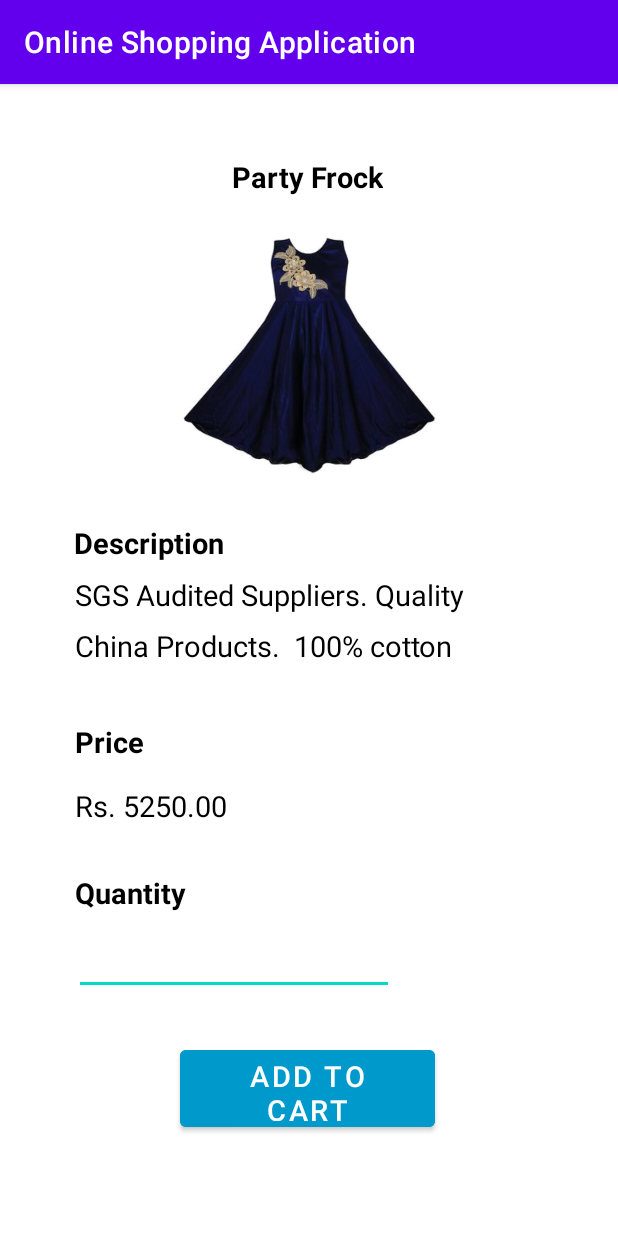
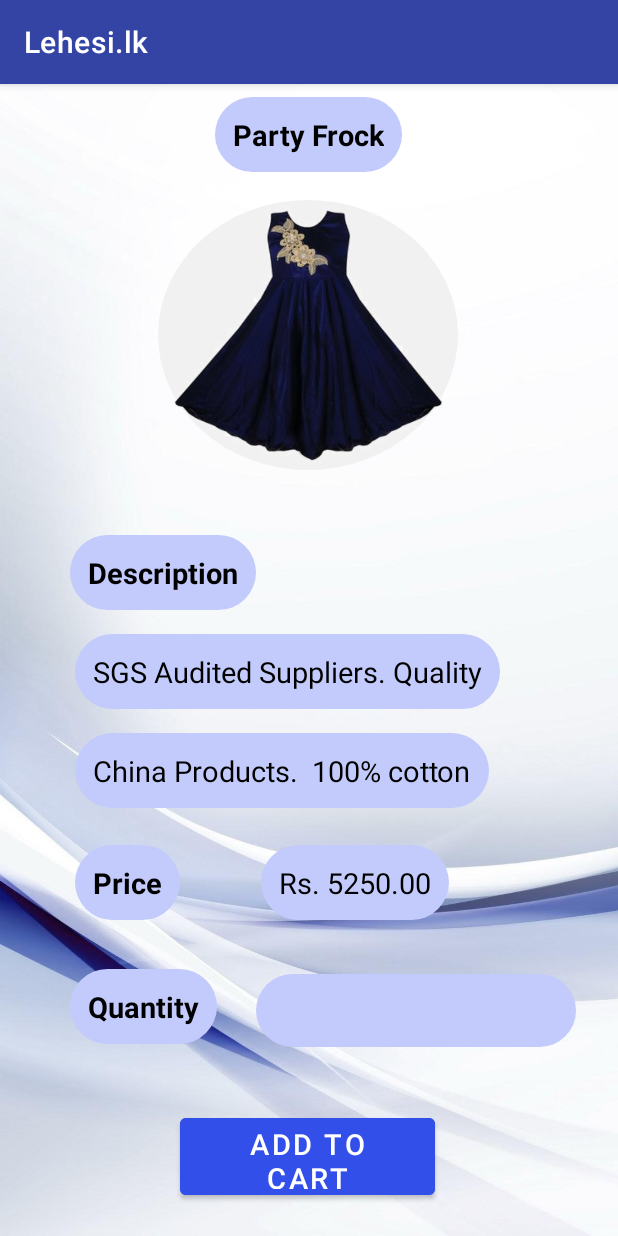
Before and after one commit to aparna-jay/Online-Shopping-Application-UEE, an Android app: the ProductProfileActivity screen opened directly, with no data from a screen before it, on a phone screen of 412 x 824 dp. Run offline under Robolectric (Android 15) with nearby library versions, the phone set to English and light mode, and no system bars; our stand-ins replace Firebase (no records; nobody signed in at launch, a user with empty details on screens opened directly).

Commit message:
Add background image

```diff
--- a/app/src/main/AndroidManifest.xml
+++ b/app/src/main/AndroidManifest.xml
@@ -10,18 +10,20 @@
         android:supportsRtl="true"
         android:theme="@style/Theme.OnlineShoppingApplication">
         <activity android:name=".FavouriteNEWActivity">
+
+        </activity>
+        <activity android:name=".ScrollActivity">
+
+        </activity>
+        <activity android:name=".FavouriteActivity"></activity>
+        <activity android:name=".HomeActivity" />
+        <activity android:name=".ShoppingCartActivity" >
             <intent-filter>
                 <action android:name="android.intent.action.MAIN" />
 
                 <category android:name="android.intent.category.LAUNCHER" />
             </intent-filter>
         </activity>
-        <activity android:name=".ScrollActivity">
-
-        </activity>
-        <activity android:name=".FavouriteActivity"></activity>
-        <activity android:name=".HomeActivity" />
-        <activity android:name=".ShoppingCartActivity" />
         <activity android:name=".ProductProfileActivity" />
         <activity
             android:name=".ProfileActivity"
--- /dev/null
+++ b/app/src/main/res/drawable/circle.xml
@@ -0,0 +1,12 @@
+<?xml version="1.0" encoding="utf-8"?>
+
+<shape xmlns:android="http://schemas.android.com/apk/res/android"
+    android:shape="oval"
+    android:padding="2dp">
+
+    <solid android:color="#F1F1F1" />
+
+    <size
+        android:width="160dp"
+        android:height="160dp"/>
+</shape>
--- /dev/null
+++ b/app/src/main/res/drawable/rounded_corners.xml
@@ -0,0 +1,14 @@
+<?xml version="1.0" encoding="utf-8"?>
+
+<shape xmlns:android="http://schemas.android.com/apk/res/android"
+    android:shape="rectangle"
+    android:padding="2dp">
+
+    <solid android:color="#C2CBFB" />
+
+    <corners
+        android:bottomRightRadius="50dp"
+        android:bottomLeftRadius="50dp"
+        android:topLeftRadius="50dp"
+        android:topRightRadius="50dp" />
+</shape>
--- a/app/src/main/res/layout/activity_delevery_information.xml
+++ b/app/src/main/res/layout/activity_delevery_information.xml
@@ -4,6 +4,7 @@
     xmlns:tools="http://schemas.android.com/tools"
     android:layout_width="match_parent"
     android:layout_height="match_parent"
+    android:background="@drawable/background"
     tools:context=".DeleveryInformationActivity">
 
     <TextView
--- a/app/src/main/res/layout/activity_product_profile.xml
+++ b/app/src/main/res/layout/activity_product_profile.xml
@@ -4,81 +4,93 @@
     xmlns:tools="http://schemas.android.com/tools"
     android:layout_width="match_parent"
     android:layout_height="match_parent"
-    tools:context=".ProductProfileActivity">
+    tools:context=".ProductProfileActivity"
+    android:background="@drawable/backg"
+    >
 
     <TextView
         android:id="@+id/name"
         android:layout_width="wrap_content"
         android:layout_height="wrap_content"
+        android:background="@drawable/rounded_corners"
+        android:padding="12dp"
         android:text="Party Frock"
         android:textColor="@color/black"
         android:textSize="19sp"
         android:textStyle="bold"
         app:layout_constraintBottom_toBottomOf="parent"
         app:layout_constraintEnd_toEndOf="parent"
-        app:layout_constraintHorizontal_bias="0.497"
+        app:layout_constraintHorizontal_bias="0.498"
         app:layout_constraintStart_toStartOf="parent"
         app:layout_constraintTop_toTopOf="parent"
-        app:layout_constraintVertical_bias="0.066" />
+        app:layout_constraintVertical_bias="0.012" />
 
     <TextView
         android:id="@+id/textView4"
         android:layout_width="wrap_content"
         android:layout_height="wrap_content"
+        android:background="@drawable/rounded_corners"
+        android:padding="12dp"
         android:text="Price"
         android:textColor="@color/black"
         android:textSize="19sp"
         android:textStyle="bold"
         app:layout_constraintBottom_toBottomOf="parent"
         app:layout_constraintEnd_toEndOf="parent"
-        app:layout_constraintHorizontal_bias="0.136"
+        app:layout_constraintHorizontal_bias="0.146"
         app:layout_constraintStart_toStartOf="parent"
         app:layout_constraintTop_toTopOf="parent"
-        app:layout_constraintVertical_bias="0.573" />
+        app:layout_constraintVertical_bias="0.707" />
 
     <TextView
         android:id="@+id/textView"
         android:layout_width="wrap_content"
         android:layout_height="wrap_content"
+        android:background="@drawable/rounded_corners"
+        android:padding="12dp"
         android:text="Quantity"
         android:textColor="@color/black"
         android:textSize="19sp"
         android:textStyle="bold"
         app:layout_constraintBottom_toBottomOf="parent"
         app:layout_constraintEnd_toEndOf="parent"
-        app:layout_constraintHorizontal_bias="0.147"
+        app:layout_constraintHorizontal_bias="0.149"
         app:layout_constraintStart_toStartOf="parent"
         app:layout_constraintTop_toTopOf="parent"
-        app:layout_constraintVertical_bias="0.709" />
+        app:layout_constraintVertical_bias="0.822" />
 
     <TextView
         android:id="@+id/textView3"
         android:layout_width="wrap_content"
         android:layout_height="wrap_content"
+        android:background="@drawable/rounded_corners"
+        android:padding="12dp"
         android:text="Description"
         android:textColor="@color/black"
         android:textSize="19sp"
         android:textStyle="bold"
         app:layout_constraintBottom_toBottomOf="parent"
         app:layout_constraintEnd_toEndOf="parent"
-        app:layout_constraintHorizontal_bias="0.159"
+        app:layout_constraintHorizontal_bias="0.162"
         app:layout_constraintStart_toStartOf="parent"
         app:layout_constraintTop_toTopOf="parent"
-        app:layout_constraintVertical_bias="0.394" />
+        app:layout_constraintVertical_bias="0.419" />
 
     <EditText
         android:id="@+id/quantity"
         android:layout_width="wrap_content"
         android:layout_height="wrap_content"
+        android:background="@drawable/rounded_corners"
         android:ems="10"
         android:inputType="number"
+        android:padding="12dp"
         android:textColor="@color/black"
         app:layout_constraintBottom_toBottomOf="parent"
         app:layout_constraintEnd_toEndOf="parent"
-        app:layout_constraintHorizontal_bias="0.248"
+        app:layout_constraintHorizontal_bias="0.86"
         app:layout_constraintStart_toStartOf="parent"
         app:layout_constraintTop_toTopOf="parent"
-        app:layout_constraintVertical_bias="0.778" />
+        app:layout_constraintVertical_bias="0.825" />
 
     <TextView
         android:id="@+id/textView10"
@@ -88,7 +100,9 @@
         android:layout_marginLeft="50dp"
         android:layout_marginEnd="50dp"
         android:layout_marginRight="50dp"
+        android:background="@drawable/rounded_corners"
         android:maxLines="3"
+        android:padding="12dp"
         android:singleLine="false"
         android:text="SGS Audited Suppliers. Quality"
         android:textColor="@color/black"
@@ -98,7 +112,7 @@
         app:layout_constraintHorizontal_bias="0.0"
         app:layout_constraintStart_toStartOf="parent"
         app:layout_constraintTop_toTopOf="parent"
-        app:layout_constraintVertical_bias="0.441" />
+        app:layout_constraintVertical_bias="0.511" />
 
     <TextView
         android:id="@+id/textView11"
@@ -108,7 +122,9 @@
         android:layout_marginLeft="50dp"
         android:layout_marginEnd="50dp"
         android:layout_marginRight="50dp"
+        android:background="@drawable/rounded_corners"
         android:maxLines="3"
+        android:padding="12dp"
         android:singleLine="false"
         android:text="China Products.  100% cotton"
         android:textColor="@color/black"
@@ -118,38 +134,42 @@
         app:layout_constraintHorizontal_bias="0.0"
         app:layout_constraintStart_toStartOf="parent"
         app:layout_constraintTop_toTopOf="parent"
-        app:layout_constraintVertical_bias="0.487" />
+        app:layout_constraintVertical_bias="0.603" />
 
     <TextView
         android:id="@+id/price"
         android:layout_width="wrap_content"
         android:layout_height="wrap_content"
+        android:background="@drawable/rounded_corners"
+        android:padding="12dp"
         android:text="Rs. 5250.00"
         android:textColor="@color/black"
         android:textSize="19sp"
         app:layout_constraintBottom_toBottomOf="parent"
         app:layout_constraintEnd_toEndOf="parent"
-        app:layout_constraintHorizontal_bias="0.16"
+        app:layout_constraintHorizontal_bias="0.608"
         app:layout_constraintStart_toStartOf="parent"
         app:layout_constraintTop_toTopOf="parent"
-        app:layout_constraintVertical_bias="0.631" />
+        app:layout_constraintVertical_bias="0.707" />
 
     <ImageView
         android:id="@+id/imageView"
-        android:layout_width="193dp"
-        android:layout_height="169dp"
+        android:layout_width="200dp"
+        android:layout_height="180dp"
+        android:background="@drawable/circle"
         app:layout_constraintBottom_toBottomOf="parent"
         app:layout_constraintEnd_toEndOf="parent"
+        app:layout_constraintHorizontal_bias="0.497"
         app:layout_constraintStart_toStartOf="parent"
         app:layout_constraintTop_toTopOf="parent"
-        app:layout_constraintVertical_bias="0.16"
+        app:layout_constraintVertical_bias="0.132"
         app:srcCompat="@drawable/frock" />
 
     <Button
         android:id="@+id/addToCart"
         android:layout_width="170dp"
         android:layout_height="63dp"
-        android:backgroundTint="@android:color/holo_blue_dark"
+        android:backgroundTint="#334FEA"
         android:text="Add To Cart"
         android:textSize="19sp"
         app:layout_constraintBottom_toBottomOf="parent"
@@ -157,6 +177,6 @@
         app:layout_constraintHorizontal_bias="0.497"
         app:layout_constraintStart_toStartOf="parent"
         app:layout_constraintTop_toTopOf="parent"
-        app:layout_constraintVertical_bias="0.905" />
+        app:layout_constraintVertical_bias="0.97" />
 
 </androidx.constraintlayout.widget.ConstraintLayout>
--- a/app/src/main/res/values/colors.xml
+++ b/app/src/main/res/values/colors.xml
@@ -1,8 +1,10 @@
 <?xml version="1.0" encoding="utf-8"?>
 <resources>
     <color name="purple_200">#FFBB86FC</color>
-    <color name="purple_500">#FF6200EE</color>
-    <color name="purple_700">#FF3700B3</color>
+<!--    <color name="purple_500">#203FFF</color>-->
+<!--    <color name="purple_500">#234E70</color>-->
+    <color name="purple_500">#3344A5</color>
+    <color name="purple_700">#0C0C0C</color>
     <color name="teal_200">#FF03DAC5</color>
     <color name="teal_700">#FF018786</color>
     <color name="black">#FF000000</color>
--- a/app/src/main/res/values/strings.xml
+++ b/app/src/main/res/values/strings.xml
@@ -1,3 +1,3 @@
 <resources>
-    <string name="app_name">Online Shopping Application</string>
+    <string name="app_name">Lehesi.lk</string>
 </resources>
```
Also changed, not shown: app/src/main/res/drawable/backg.png (added), app/src/main/res/drawable/bg.jpg (added).
